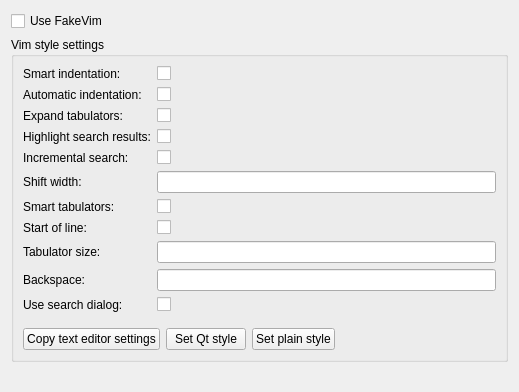
Before: the Qt Designer form src/plugins/fakevim/fakevimoptions.ui in qt-creator/qt-creator, drawn with Qt 5.
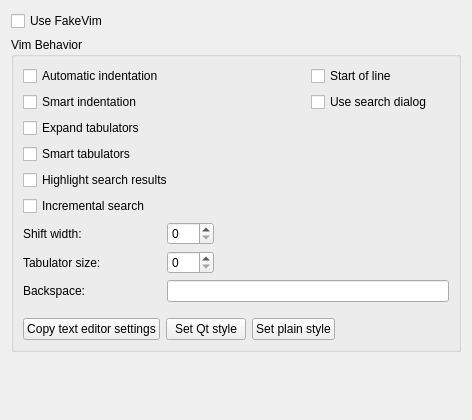
After: the same form once the commit is applied.

Commit message:
Redesigned the layout of the FakeVim options page
Also use spin boxes for the number inputs.

Patch:
```diff
--- a/src/plugins/fakevim/fakevimoptions.ui
+++ b/src/plugins/fakevim/fakevimoptions.ui
@@ -6,8 +6,8 @@
    <rect>
     <x>0</x>
     <y>0</y>
-    <width>519</width>
-    <height>392</height>
+    <width>472</width>
+    <height>420</height>
    </rect>
   </property>
   <layout class="QVBoxLayout" name="verticalLayout_2">
@@ -21,113 +21,98 @@
    <item>
     <widget class="QGroupBox" name="groupBox">
      <property name="title">
-      <string>Vim style settings</string>
+      <string>Vim Behavior</string>
      </property>
-     <layout class="QVBoxLayout" name="verticalLayout">
-      <item>
-       <layout class="QFormLayout" name="formLayout">
-        <item row="1" column="0">
-         <widget class="QLabel" name="labelAutoIndent">
-          <property name="toolTip">
-           <string>VIM's &quot;autoindent&quot; option</string>
-          </property>
-          <property name="text">
-           <string>Automatic indentation:</string>
-          </property>
-         </widget>
-        </item>
-        <item row="1" column="1">
+     <layout class="QGridLayout" name="gridLayout">
+      <item row="0" column="0" colspan="2">
          <widget class="QCheckBox" name="checkBoxAutoIndent">
           <property name="text">
-           <string/>
+         <string>Automatic indentation</string>
           </property>
          </widget>
         </item>
-        <item row="2" column="0">
-         <widget class="QLabel" name="labelExpandTab">
-          <property name="toolTip">
-           <string>vim's &quot;expandtab&quot; option</string>
-          </property>
+      <item row="0" column="2">
+       <widget class="QCheckBox" name="checkBoxStartOfLine">
+        <property name="text">
+         <string>Start of line</string>
+        </property>
+       </widget>
+      </item>
+      <item row="1" column="0" colspan="2">
+       <widget class="QCheckBox" name="checkBoxSmartIndent">
           <property name="text">
-           <string>Expand tabulators:</string>
+         <string>Smart indentation</string>
           </property>
          </widget>
         </item>
-        <item row="2" column="1">
+      <item row="1" column="2">
+       <widget class="QCheckBox" name="checkBoxUseCoreSearch">
+        <property name="text">
+         <string>Use search dialog</string>
+        </property>
+       </widget>
+      </item>
+      <item row="2" column="0" colspan="2">
          <widget class="QCheckBox" name="checkBoxExpandTab">
           <property name="text">
-           <string/>
+         <string>Expand tabulators</string>
           </property>
          </widget>
         </item>
-        <item row="3" column="0">
-         <widget class="QLabel" name="labelHlSearch">
+      <item row="3" column="0" colspan="2">
+       <widget class="QCheckBox" name="checkBoxSmartTab">
           <property name="text">
-           <string>Highlight search results:</string>
+         <string>Smart tabulators</string>
           </property>
          </widget>
         </item>
-        <item row="3" column="1">
+      <item row="4" column="0" colspan="2">
          <widget class="QCheckBox" name="checkBoxHlSearch">
           <property name="text">
-           <string/>
+         <string>Highlight search results</string>
           </property>
          </widget>
         </item>
-        <item row="4" column="0">
-         <widget class="QLabel" name="labelIncSearch">
-          <property name="text">
-           <string>Incremental search:</string>
-          </property>
-         </widget>
-        </item>
-        <item row="4" column="1">
+      <item row="5" column="0" colspan="2">
          <widget class="QCheckBox" name="checkBoxIncSearch">
           <property name="text">
-           <string/>
+         <string>Incremental search</string>
           </property>
          </widget>
         </item>
-        <item row="5" column="0">
+      <item row="6" column="0">
          <widget class="QLabel" name="labelShiftWidth">
           <property name="text">
            <string>Shift width:</string>
           </property>
          </widget>
         </item>
-        <item row="5" column="1">
-         <widget class="QLineEdit" name="lineEditShiftWidth"/>
-        </item>
-        <item row="6" column="0">
-         <widget class="QLabel" name="labelSmartTab">
-          <property name="text">
-           <string>Smart tabulators:</string>
+      <item row="6" column="1" colspan="2">
+       <layout class="QHBoxLayout" name="horizontalLayout_2">
+        <item>
+         <widget class="QSpinBox" name="spinBoxShiftWidth">
+          <property name="maximum">
+           <number>999</number>
           </property>
          </widget>
         </item>
-        <item row="6" column="1">
-         <widget class="QCheckBox" name="checkBoxSmartTab">
-          <property name="text">
-           <string/>
+        <item>
+         <spacer name="horizontalSpacer_2">
+          <property name="orientation">
+           <enum>Qt::Horizontal</enum>
           </property>
-         </widget>
+          <property name="sizeHint" stdset="0">
+           <size>
+            <width>40</width>
+            <height>20</height>
+           </size>
+          </property>
+         </spacer>
+        </item>
+       </layout>
         </item>
         <item row="7" column="0">
-         <widget class="QLabel" name="labelStartOfLine">
-          <property name="text">
-           <string>Start of line:</string>
-          </property>
-         </widget>
-        </item>
-        <item row="7" column="1">
-         <widget class="QCheckBox" name="checkBoxStartOfLine">
-          <property name="text">
-           <string/>
-          </property>
-         </widget>
-        </item>
-        <item row="8" column="0">
-         <widget class="QLabel" name="tabulatorLabel">
+       <widget class="QLabel" name="labelTabulator">
           <property name="toolTip">
            <string>vim's &quot;tabstop&quot; option</string>
           </property>
@@ -136,46 +121,41 @@
           </property>
          </widget>
         </item>
-        <item row="8" column="1">
-         <widget class="QLineEdit" name="lineEditTabStop"/>
+      <item row="7" column="1" colspan="2">
+       <layout class="QHBoxLayout" name="horizontalLayout_3">
+        <item>
+         <widget class="QSpinBox" name="spinBoxTabStop">
+          <property name="maximum">
+           <number>999</number>
+          </property>
+         </widget>
         </item>
-        <item row="9" column="0">
+        <item>
+         <spacer name="horizontalSpacer_3">
+          <property name="orientation">
+           <enum>Qt::Horizontal</enum>
+          </property>
+          <property name="sizeHint" stdset="0">
+           <size>
+            <width>40</width>
+            <height>20</height>
+           </size>
+          </property>
+         </spacer>
+        </item>
+       </layout>
+      </item>
+      <item row="8" column="0">
          <widget class="QLabel" name="labelBackspace">
           <property name="text">
            <string>Backspace:</string>
           </property>
          </widget>
         </item>
-        <item row="9" column="1">
+      <item row="8" column="1" colspan="2">
          <widget class="QLineEdit" name="lineEditBackspace"/>
         </item>
-        <item row="0" column="0">
-         <widget class="QLabel" name="labelSmartIndent">
-          <property name="text">
-           <string>Smart indentation:</string>
-          </property>
-         </widget>
-        </item>
-        <item row="0" column="1">
-         <widget class="QCheckBox" name="checkBoxSmartIndent"/>
-        </item>
-        <item row="10" column="0">
-         <widget class="QLabel" name="labelUseCoreSearch">
-          <property name="text">
-           <string>Use search dialog:</string>
-          </property>
-         </widget>
-        </item>
-        <item row="10" column="1">
-         <widget class="QCheckBox" name="checkBoxUseCoreSearch">
-          <property name="text">
-           <string/>
-          </property>
-         </widget>
-        </item>
-       </layout>
-      </item>
-      <item>
+      <item row="9" column="0">
        <spacer name="verticalSpacer">
         <property name="orientation">
          <enum>Qt::Vertical</enum>
@@ -191,7 +171,7 @@
         </property>
        </spacer>
       </item>
-      <item>
+      <item row="10" column="0" colspan="3">
        <layout class="QHBoxLayout" name="horizontalLayout">
         <item>
          <widget class="QPushButton" name="pushButtonCopyTextEditorSettings">
```
Lines whose indentation alone changed are shown as unchanged. The commit also changes 1 other file.
